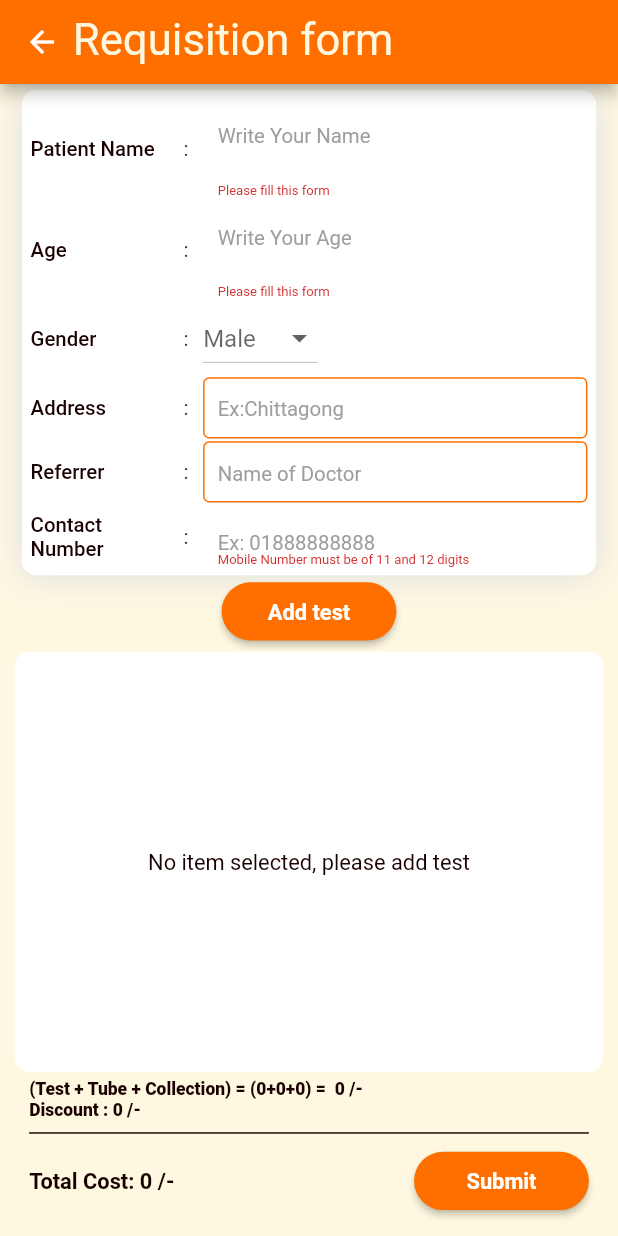
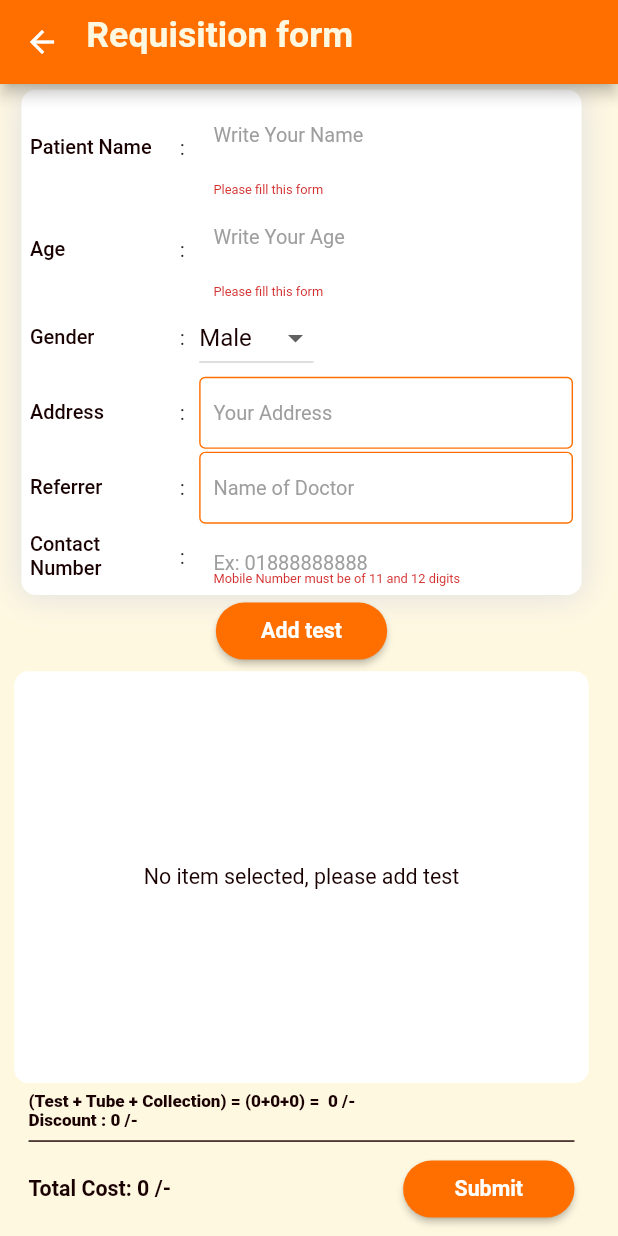
Before and after one commit to adnan-ullah/encoderit-meditest, a Flutter app: the CreateRequest screen opened directly, after a tap on "Add test", after a tap on "Submit", on a phone screen of 412 x 824 dp. Run offline on Flutter 3.47's test engine with Material 2 defaults, Android fonts, the light colour scheme and no system bars; our stand-ins replace animated_splash_screen, device_preview, easy_splash_screen, firebase_core, firebase_database, firebase_messaging and 13 more; missing offline and left inert: dart:ffi, flutter_phone_direct_caller, map_launcher; accounts and stored records are empty.

Commit message:
client done-5

```diff
--- a/lib/presentation/pages/Create_Request.dart
+++ b/lib/presentation/pages/Create_Request.dart
@@ -323,7 +323,7 @@ class _CreateRequestState extends State<CreateRequest> {
           child: Text(
             "Requisition form",
             textAlign: TextAlign.left,
-            style: TextStyle(color: creamColor, fontSize: DM.p30),
+            style: TextStyle(color: creamColor, fontWeight: FontWeight.bold, fontSize: DM.p25),
           ),
         ),
       ]),
@@ -403,14 +403,22 @@ class _CreateRequestState extends State<CreateRequest> {
                                         width: DM.p10,
                                       ),
                                       DropdownButton<String>(
-                                        hint: Text("$gender"),
+                                        hint: Text(
+                                          "$gender",
+                                          style:
+                                              TextStyle(color: blackFontColor),
+                                        ),
                                         items: <String>[
                                           'Male',
                                           'Female',
                                         ].map((String value) {
                                           return DropdownMenuItem<String>(
                                             value: value,
-                                            child: Text("$value"),
+                                            child: Text(
+                                              "$value",
+                                              style: TextStyle(
+                                                  color: blackFontColor),
+                                            ),
                                           );
                                         }).toList(),
                                         onChanged: (newValue) {
@@ -448,20 +456,22 @@ class _CreateRequestState extends State<CreateRequest> {
                                       ),
                                       Flexible(
                                         child: Container(
-                                          height: DM.p42,
                                           child: TextFormField(
                                             controller: addressText,
-                                            onTap: (() {
-                                              showDialog(
-                                                  context: context,
-                                                  builder: (context) {
-                                                    return MyDialogView(
-                                                        myChild: TextDialogueBox(
-                                                            keyTitle: "Address",
-                                                            addressText:
-                                                                addressText));
-                                                  });
-                                            }),
+                                            keyboardType:
+                                                TextInputType.multiline,
+                                            maxLines: null,
+                                            // onTap: (() {
+                                            //   showDialog(
+                                            //       context: context,
+                                            //       builder: (context) {
+                                            //         return MyDialogView(
+                                            //             myChild: TextDialogueBox(
+                                            //                 keyTitle: "Address",
+                                            //                 addressText:
+                                            //                     addressText));
+                                            //       });
+                                            // }),
                                             decoration: InputDecoration(
                                                 errorStyle:
                                                     TextStyle(fontSize: DM.p9),
@@ -490,7 +500,7 @@ class _CreateRequestState extends State<CreateRequest> {
                                                     EdgeInsets.symmetric(
                                                         horizontal: DM.p10),
                                                 border: InputBorder.none,
-                                                hintText: "Ex:Chittagong",
+                                                hintText: "Your Address",
                                                 hintStyle: TextStyle(
                                                   color: Colors.grey,
                                                   fontSize: DM.p14,
@@ -527,21 +537,23 @@ class _CreateRequestState extends State<CreateRequest> {
                                       ),
                                       Flexible(
                                         child: Container(
-                                          height: DM.p42,
                                           child: TextFormField(
                                             controller: referredAddressText,
-                                            onTap: (() {
-                                              showDialog(
-                                                  context: context,
-                                                  builder: (context) {
-                                                    return MyDialogView(
-                                                        myChild: TextDialogueBox(
-                                                            keyTitle:
-                                                                "Referrer Info",
-                                                            addressText:
-                                                                referredAddressText));
-                                                  });
-                                            }),
+                                            keyboardType:
+                                                TextInputType.multiline,
+                                            maxLines: null,
+                                            // onTap: (() {
+                                            //   showDialog(
+                                            //       context: context,
+                                            //       builder: (context) {
+                                            //         return MyDialogView(
+                                            //             myChild: TextDialogueBox(
+                                            //                 keyTitle:
+                                            //                     "Referrer Info",
+                                            //                 addressText:
+                                            //                     referredAddressText));
+                                            //       });
+                                            // }),
                                             decoration: InputDecoration(
                                                 errorStyle:
                                                     TextStyle(fontSize: DM.p9),
--- a/lib/presentation/pages/adminPanel/AdminHom.dart
+++ b/lib/presentation/pages/adminPanel/AdminHom.dart
@@ -126,6 +126,7 @@ class _AdminHomeState extends State<AdminHome> {
                               },
                               child: Text(
                                 "Test Item",
+                                textAlign: TextAlign.center,
                                 style: TextStyle(
                                     color: fullWhiteColor,
                                     fontSize: DM.p15,
@@ -151,6 +152,7 @@ class _AdminHomeState extends State<AdminHome> {
                               },
                               child: Text(
                                 "Test Request",
+                                textAlign: TextAlign.center,
                                 style: TextStyle(
                                     color: fullWhiteColor,
                                     fontSize: DM.p15,
--- a/lib/presentation/pages/splash_pages/SplashScreen.dart
+++ b/lib/presentation/pages/splash_pages/SplashScreen.dart
@@ -15,6 +15,7 @@ class SplashScreen extends StatelessWidget {
 
   @override
   Widget build(BuildContext context) {
+    print(MediaQuery.of(context).size.width); print(MediaQuery.of(context).size.height);
     return MyScaffold(
         color1: Colors.amber,
         color2: Colors.amber,
--- a/lib/presentation/widgets/projectsWidget/ConfirmationList.dart
+++ b/lib/presentation/widgets/projectsWidget/ConfirmationList.dart
@@ -61,7 +61,7 @@ class _ConfirmationListState extends State<ConfirmationList> {
         children: [
           Container(
               color: creamColor,
-              height: DM.screenHeight * 0.8,
+              height: DM.screenHeight * 0.9,
               width: DM.screenWidth * 0.9,
               padding: EdgeInsets.all(DM.p15),
               child: Column(
--- a/lib/presentation/widgets/projectsWidget/TextBoxDialogBox.dart
+++ b/lib/presentation/widgets/projectsWidget/TextBoxDialogBox.dart
@@ -57,8 +57,8 @@ class _TextDialogueBoxState extends State<TextDialogueBox> {
                         padding: EdgeInsets.all(DM.p8),
                         child: TextField(
                           controller: contentController,
-
-                          maxLines: 8, //or null
+                           keyboardType: TextInputType.multiline,
+                          maxLines: null, //or null
                           decoration: InputDecoration.collapsed(
                               hintText: "Write here..."),
 
--- a/lib/responsives/dimensions.dart
+++ b/lib/responsives/dimensions.dart
@@ -8,12 +8,13 @@ import 'package:flutter/foundation.dart' show kIsWeb;
 //Dynamic pixel
 class DM extends GetxController {
   //static double screenHeight =  Get.context!.height ;
-  static double screenHeight = Get.context!.height - 24;
+
+  static double screenHeight = Get.context!.height - 40;
 
 // ;
 //  static double screenHeight = BoxFit.fitHeight;
 
-  static double screenWidth = Get.context!.width;
+  static double screenWidth = Get.context!.width-10;
 
   // static double resLinuxOrAndroid =
   //     Platform.isAndroid == true ? (Get.context!.devicePixelRatio) : 1;
@@ -21,7 +22,10 @@ class DM extends GetxController {
   static double resLinuxOrAndroid =
       Platform.isAndroid == true ? (844.00 / Get.context!.height) : 1;
 
-  static double responsive_ratio = kIsWeb == true ? 1 : resLinuxOrAndroid;
+  // static double responsive_ratio = kIsWeb == true ? 1 : resLinuxOrAndroid;
+
+  static double responsive_ratio =
+      Platform.isAndroid == true ? (844.00 / Get.context!.height) : 1;
 
   //static double responsive_ratio = 1;
 
--- a/pubspec.yaml
+++ b/pubspec.yaml
@@ -33,6 +33,7 @@ dependencies:
   bubble: ^1.2.1
   cloud_firestore: null
   cupertino_icons: ^1.0.2
+  device_preview: ^1.1.0
   easy_splash_screen: ^1.0.4
   firebase_auth: null
   firebase_core: ^2.4.0
@@ -54,7 +55,6 @@ dependencies:
   intl: ^0.17.0
   json_annotation: ^4.7.0
   map_launcher: ^2.4.0
-
   open_file: ^3.1.0
   package_info_plus: ^1.0.6
   path_provider: ^2.0.1
```
Also changed, not shown: lib/main.dart (+4 -6 lines), lib/presentation/pages/Create_Prescription.dart (+6 -6 lines), lib/presentation/pages/Login_info.dart (+4 -11 lines), lib/presentation/pages/adminPanel/TestListDialogueAdmin.dart (+14 -9 lines), lib/presentation/pages/adminPanel/TestRequestItem.dart (+37 -27 lines), lib/presentation/widgets/projectsWidget/TestListDialogueBox.dart (+3 -4 lines), pubspec.lock, 1 other file.
